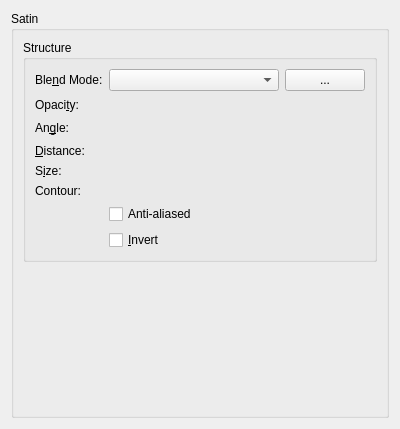
Before: the Qt Designer form libs/ui/layerstyles/WdgSatin.ui in KDE/krita, drawn with Qt 5.
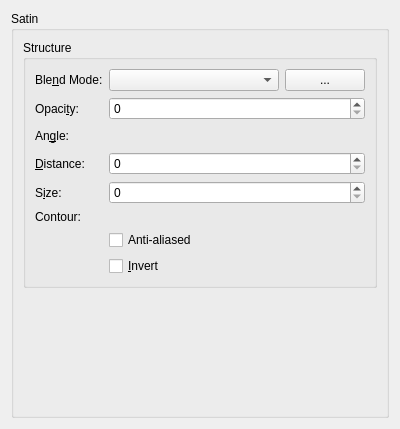
After: the same form once the commit is applied. Custom widgets are drawn as their Qt base class.

Commit message:
ui: Fix Designer not rendering KisSliderSpinBox as QSpinBox
Part-of: <https://invent.kde.org/graphics/krita/-/merge_requests/1742>

Diff of the .ui file:
```diff
--- a/libs/ui/layerstyles/WdgSatin.ui
+++ b/libs/ui/layerstyles/WdgSatin.ui
@@ -238,7 +238,7 @@
   </customwidget>
   <customwidget>
    <class>KisSliderSpinBox</class>
-   <extends>QWidget</extends>
+   <extends>QSpinBox</extends>
    <header location="global">kis_slider_spin_box.h</header>
    <container>1</container>
   </customwidget>
```
The commit also changes 45 other files.
